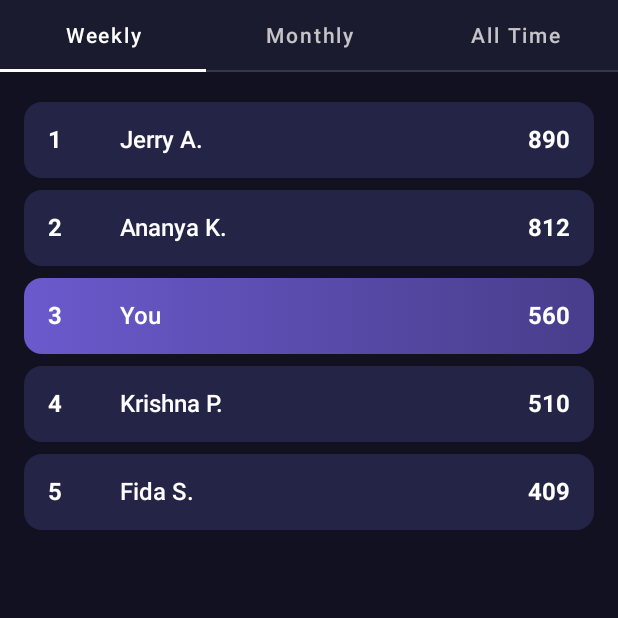
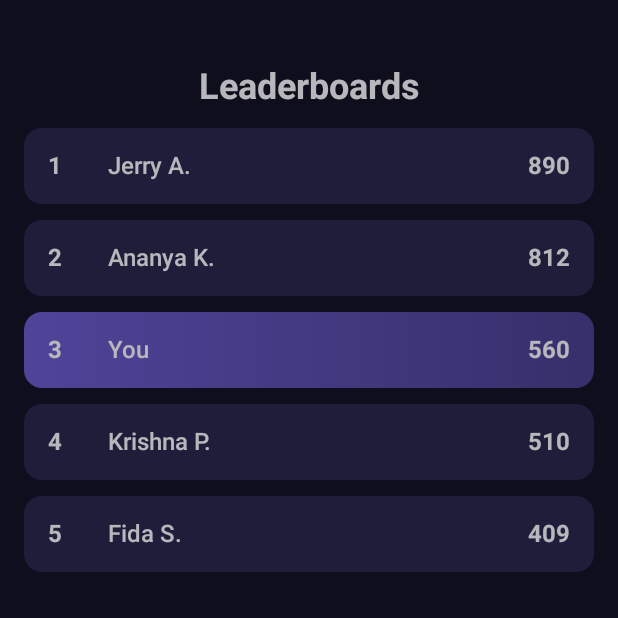
Before and after one commit to ivinjabraham/terrace, an Android app built with Jetpack Compose: the HomeScreen screen opened through its navigation route, on a phone screen of 412 x 824 dp, the top half of it. Run offline under Robolectric (Android 15) with nearby library versions, the phone set to English and light mode, and no system bars.

Commit message:
Leaderboard changes

```diff
--- a/frontend/app/build.gradle.kts
+++ b/frontend/app/build.gradle.kts
@@ -50,7 +50,7 @@ dependencies {
     testImplementation(libs.junit)
     androidTestImplementation(libs.androidx.junit)
     androidTestImplementation(libs.androidx.espresso.core)
-
+    implementation("androidx.compose.ui:ui-text-google-fonts:1.6.0")
     implementation("androidx.compose.ui:ui:1.3.0")
     implementation("androidx.activity:activity-compose:1.5.1")
     implementation("org.jetbrains.kotlinx:kotlinx-coroutines-android:1.6.4")
--- a/frontend/app/src/main/java/com/example/terrace/MainActivity.kt
+++ b/frontend/app/src/main/java/com/example/terrace/MainActivity.kt
@@ -10,28 +10,32 @@ import com.example.terrace.core.navigation.NavigationGraph
 import com.example.terrace.features.home.components.LeaderboardComponent
 import com.example.terrace.features.home.components.LeaderboardEntry
 import androidx.compose.ui.Modifier
+import android.graphics.Color
+import android.os.Build
 
 class MainActivity : ComponentActivity() {
     override fun onCreate(savedInstanceState: Bundle?) {
         super.onCreate(savedInstanceState)
         WindowCompat.setDecorFitsSystemWindows(window, false)
-
+        if (Build.VERSION.SDK_INT >= Build.VERSION_CODES.LOLLIPOP) {
+            window.statusBarColor = Color.TRANSPARENT
+            window.navigationBarColor = Color.TRANSPARENT
+        }
         setContent {
             val navController = rememberNavController()
             Column(modifier = Modifier.fillMaxSize()) {
                 NavigationGraph(navController)
 
+                // Call LeaderboardComponent directly as a composable function
                 LeaderboardComponent(
-                    weeklyEntries = listOf(
+                    entries = listOf(
                         LeaderboardEntry(rank = 1, name = "Jerry A.", points = 890),
                         LeaderboardEntry(rank = 2, name = "Ananya K.", points = 812),
                         LeaderboardEntry(rank = 3, name = "You", points = 560, isCurrentUser = true),
                         LeaderboardEntry(rank = 4, name = "Krishna P.", points = 510),
                         LeaderboardEntry(rank = 5, name = "Fida S.", points = 409)
-                    ),
-                    monthlyEntries = emptyList(),
-                    allTimeEntries = emptyList()
-                ).Display()
+                    )
+                )
             }
         }
     }
--- a/frontend/app/src/main/java/com/example/terrace/core/navigation/NavigationGraph.kt
+++ b/frontend/app/src/main/java/com/example/terrace/core/navigation/NavigationGraph.kt
@@ -17,6 +17,6 @@ sealed class Screen(val route: String) {
 fun NavigationGraph(navController: NavHostController) {
     NavHost(navController = navController, startDestination = Screen.Login.route) {
         composable(Screen.Login.route) { LoginScreen(navController) }
-        composable(Screen.Home.route) { HomeScreen() }
+        composable(Screen.Home.route) { HomeScreen(navController) }
     }
 }
--- a/frontend/app/src/main/java/com/example/terrace/features/home/components/LeaderboardComponent.kt
+++ b/frontend/app/src/main/java/com/example/terrace/features/home/components/LeaderboardComponent.kt
@@ -6,64 +6,54 @@ import androidx.compose.foundation.lazy.LazyColumn
 import androidx.compose.foundation.lazy.items
 import androidx.compose.foundation.shape.RoundedCornerShape
 import androidx.compose.material.*
-import androidx.compose.runtime.*
+import androidx.compose.runtime.Composable
 import androidx.compose.ui.Alignment
 import androidx.compose.ui.Modifier
 import androidx.compose.ui.draw.clip
+import androidx.compose.ui.draw.drawBehind
 import androidx.compose.ui.graphics.Brush
 import androidx.compose.ui.graphics.Color
-import androidx.compose.ui.res.painterResource
+import androidx.compose.ui.graphics.graphicsLayer
+import androidx.compose.ui.unit.dp
+import androidx.compose.ui.unit.sp
 import androidx.compose.ui.text.font.FontWeight
 import androidx.compose.ui.text.style.TextAlign
-import androidx.compose.ui.unit.dp
-import androidx.compose.ui.unit.sp
+import androidx.compose.ui.text.font.Font
+import androidx.compose.ui.text.font.FontFamily
 
-/**
- * LeaderboardComponent as a class
- */
-class LeaderboardComponent(
-    private val weeklyEntries: List<LeaderboardEntry>,
-    private val monthlyEntries: List<LeaderboardEntry>,
-    private val allTimeEntries: List<LeaderboardEntry>
-) {
 @Composable
-    fun Display() {
-        val tabs = listOf("Weekly", "Monthly", "All Time")
-        var selectedTabIndex by remember { mutableStateOf(0) }
-
-        Column(modifier = Modifier.fillMaxSize()) {
-            // Top Tab Row
-            TabRow(
-                selectedTabIndex = selectedTabIndex,
-                backgroundColor = Color(0xFF1B1B2F),
-                contentColor = Color.White
-            ) {
-                tabs.forEachIndexed { index, text ->
-                    Tab(
-                        selected = selectedTabIndex == index,
-                        onClick = { selectedTabIndex = index },
-                        text = { Text(text = text, fontWeight = FontWeight.SemiBold) }
+fun LeaderboardComponent(entries: List<LeaderboardEntry>) {
+    Column(
+        modifier = Modifier
+            .fillMaxSize()
+            .background(Color(0xFF111121)) // Background color
+            .graphicsLayer(alpha = 0.7f) // Slight transparency
+            .drawBehind {
+                drawRect(
+                    color = Color.Black.copy(alpha = 0.2f) // Semi-transparent overlay for blur effect
                 )
             }
-            }
+            .padding(top = 36.dp)
+    ) {
+        Text(
+            text = "Leaderboards",
+            fontWeight = FontWeight.Bold,
+            fontSize = 24.sp,
+            color = Color.White,
+            textAlign = TextAlign.Center,
+            modifier = Modifier
+                .fillMaxWidth()
+                .padding(vertical = 8.dp)
+        )
 
-            // Decide which list of entries to display
-            val currentEntries = when (selectedTabIndex) {
-                0 -> weeklyEntries
-                1 -> monthlyEntries
-                else -> allTimeEntries
-            }
-
-            // Leaderboard List
+        // Scrollable LazyColumn for entries
         LazyColumn(
             modifier = Modifier
                 .fillMaxSize()
-                    .background(Color(0xFF111121))
-                    .padding(16.dp)
+                .padding(horizontal = 16.dp)
         ) {
-                items(currentEntries) { entry ->
+            items(entries) { entry ->
                 LeaderboardRow(entry)
-                }
             }
         }
     }
@@ -73,7 +63,7 @@ class LeaderboardComponent(
 private fun LeaderboardRow(entry: LeaderboardEntry) {
     val rowModifier = Modifier
         .fillMaxWidth()
-        .padding(vertical = 4.dp)
+        .padding(vertical = 5.dp)
 
     if (entry.isCurrentUser) {
         Box(
@@ -94,7 +84,6 @@ private fun LeaderboardRow(entry: LeaderboardEntry) {
                     color = Color.White,
                     modifier = Modifier.width(32.dp)
                 )
-                Spacer(modifier = Modifier.width(8.dp))
                 Spacer(modifier = Modifier.width(8.dp))
                 Text(
                     text = entry.name,
@@ -130,7 +119,6 @@ private fun LeaderboardRow(entry: LeaderboardEntry) {
                     modifier = Modifier.width(32.dp)
                 )
                 Spacer(modifier = Modifier.width(8.dp))
-                Spacer(modifier = Modifier.width(8.dp))
                 Text(
                     text = entry.name,
                     fontWeight = FontWeight.SemiBold,
--- a/frontend/app/src/main/java/com/example/terrace/features/home/screens/HomeScreen.kt
+++ b/frontend/app/src/main/java/com/example/terrace/features/home/screens/HomeScreen.kt
@@ -1,21 +1,23 @@
 package com.example.terrace.features.home.screens
 
+import androidx.compose.foundation.layout.*
 import androidx.compose.runtime.Composable
+import androidx.compose.ui.Modifier
 import androidx.navigation.NavController
 import com.example.terrace.features.home.components.LeaderboardComponent
 import com.example.terrace.features.home.components.LeaderboardEntry
 
 @Composable
-fun HomeScreen() {
-    LeaderboardComponent(
-        weeklyEntries = listOf(
-            LeaderboardEntry(rank = 4, name = "Jerry A.", points = 890),
-            LeaderboardEntry(rank = 5, name = "Ananya K.", points = 812),
-            LeaderboardEntry(rank = 6, name = "You", points = 560, isCurrentUser = true),
-            LeaderboardEntry(rank = 7, name = "Krishna P.", points = 510),
-            LeaderboardEntry(rank = 9, name = "Fida S.", points = 409)
-        ),
-        monthlyEntries = emptyList(),
-        allTimeEntries = emptyList()
-    )
+fun HomeScreen(navController: NavController) {
+    Column(modifier = Modifier.fillMaxSize()) {
+        LeaderboardComponent(
+            entries = listOf(
+                LeaderboardEntry(rank = 1, name = "Jerry A.", points = 890),
+                LeaderboardEntry(rank = 2, name = "Ananya K.", points = 812),
+                LeaderboardEntry(rank = 3, name = "You", points = 560, isCurrentUser = true),
+                LeaderboardEntry(rank = 4, name = "Krishna P.", points = 510),
+                LeaderboardEntry(rank = 5, name = "Fida S.", points = 409)
+            )
+        )
+    }
 }
```
Also changed, not shown: frontend/app/src/main/res/font/Philosopher-Regular.ttf (added). Lines whose indentation alone changed are shown as unchanged.
